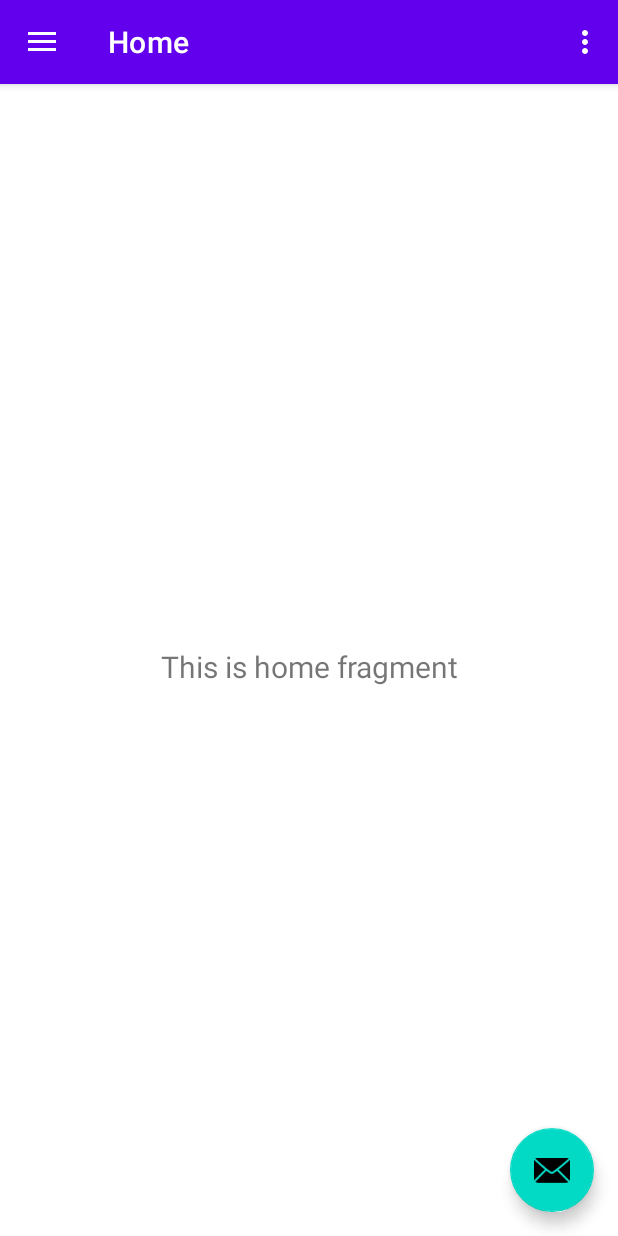
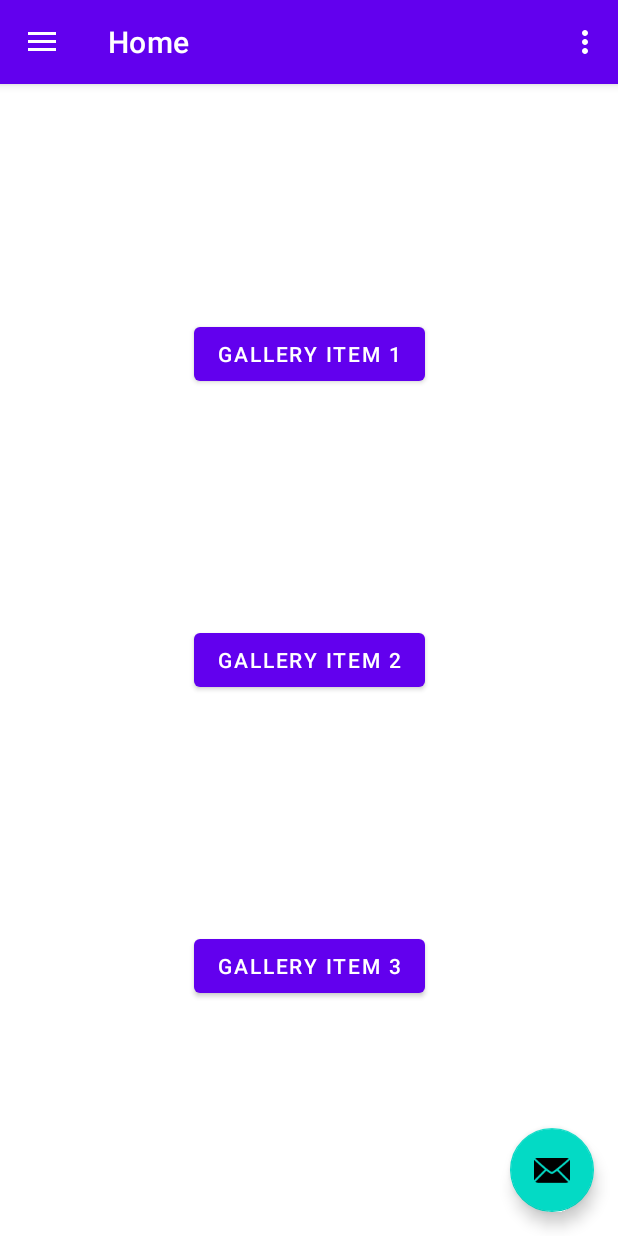
Before and after one commit to haythamodeh/Nav-Drawer-Fragments, an Android app: the screen it shows after launch (MainActivity), on a phone screen of 412 x 824 dp. Run offline under Robolectric (Android 15) with nearby library versions, the phone set to English and light mode, and no system bars; our stand-ins replace navigation-ui.

Commit message:
adds safeargs plugin, adds home fragment code and gallery fragment code, adds passed argument to destination

```diff
--- a/app/build.gradle
+++ b/app/build.gradle
@@ -1,5 +1,6 @@
 plugins {
     id 'com.android.application'
+    id 'androidx.navigation.safeargs'
 }
 
 android {
@@ -31,6 +32,7 @@ android {
 }
 
 dependencies {
+    def nav_version = "2.3.5"
 
     implementation 'androidx.appcompat:appcompat:1.3.1'
     implementation 'com.google.android.material:material:1.4.0'
@@ -42,4 +44,6 @@ dependencies {
     testImplementation 'junit:junit:4.+'
     androidTestImplementation 'androidx.test.ext:junit:1.1.3'
     androidTestImplementation 'androidx.test.espresso:espresso-core:3.4.0'
+    implementation "androidx.navigation:navigation-fragment:$nav_version"
+    implementation "androidx.navigation:navigation-ui:$nav_version"
 }
--- a/app/src/main/java/com/example/navdrawerfragments/ui/gallery/GalleryFragment.java
+++ b/app/src/main/java/com/example/navdrawerfragments/ui/gallery/GalleryFragment.java
@@ -22,20 +22,16 @@ public class GalleryFragment extends Fragment {
 
     public View onCreateView(@NonNull LayoutInflater inflater,
                              ViewGroup container, Bundle savedInstanceState) {
-        galleryViewModel =
-                new ViewModelProvider(this).get(GalleryViewModel.class);
+        return inflater.inflate(R.layout.fragment_gallery,container,false);
+    }
 
-        binding = FragmentGalleryBinding.inflate(inflater, container, false);
-        View root = binding.getRoot();
-
-        final TextView textView = binding.textGallery;
-        galleryViewModel.getText().observe(getViewLifecycleOwner(), new Observer<String>() {
-            @Override
-            public void onChanged(@Nullable String s) {
-                textView.setText(s);
-            }
-        });
-        return root;
+    @Override
+    public void onViewCreated(@NonNull View view, @Nullable Bundle savedInstanceState) {
+        super.onViewCreated(view, savedInstanceState);
+        TextView textView = view.findViewById(R.id.text_gallery);
+        //TODO: Get the value of the Destination Argument and set the textView appropriately
+        int item = GalleryFragmentArgs.fromBundle(getArguments()).getGalleryItemId();
+        textView.setText("Gallery Item " + item);
     }
 
     @Override
--- a/app/src/main/java/com/example/navdrawerfragments/ui/home/HomeFragment.java
+++ b/app/src/main/java/com/example/navdrawerfragments/ui/home/HomeFragment.java
@@ -4,38 +4,58 @@ import android.os.Bundle;
 import android.view.LayoutInflater;
 import android.view.View;
 import android.view.ViewGroup;
+import android.widget.Button;
 import android.widget.TextView;
 
 import androidx.annotation.NonNull;
 import androidx.annotation.Nullable;
 import androidx.fragment.app.Fragment;
+import androidx.fragment.app.FragmentManager;
 import androidx.lifecycle.Observer;
 import androidx.lifecycle.ViewModelProvider;
+import androidx.navigation.fragment.NavHostFragment;
 
 import com.example.navdrawerfragments.R;
 import com.example.navdrawerfragments.databinding.FragmentHomeBinding;
+import com.example.navdrawerfragments.ui.gallery.GalleryFragment;
 
 public class HomeFragment extends Fragment {
 
     private HomeViewModel homeViewModel;
     private FragmentHomeBinding binding;
+    FragmentManager fm;
+
+    Button mGallery1;
+    Button mGallery2;
+    Button mGallery3;
 
     public View onCreateView(@NonNull LayoutInflater inflater,
                              ViewGroup container, Bundle savedInstanceState) {
-        homeViewModel =
-                new ViewModelProvider(this).get(HomeViewModel.class);
+        View root = inflater.inflate(R.layout.fragment_home,container,false);
+        //TODO: Sets the onClickListener for each button to the galleryItemButtonClick method with appropriate arguments
 
-        binding = FragmentHomeBinding.inflate(inflater, container, false);
-        View root = binding.getRoot();
+        mGallery1 = (Button) root.findViewById(R.id.galleryItem1_btn);
+        mGallery2 = (Button) root.findViewById(R.id.galleryItem2_btn);
+        mGallery3 = (Button) root.findViewById(R.id.galleryItem3_btn);
 
-        final TextView textView = binding.textHome;
-        homeViewModel.getText().observe(getViewLifecycleOwner(), new Observer<String>() {
-            @Override
-            public void onChanged(@Nullable String s) {
-                textView.setText(s);
-            }
+        mGallery1.setOnClickListener(v -> {
+            galleryItemButtonClick(v, 1);
         });
+        mGallery2.setOnClickListener(v -> {
+            galleryItemButtonClick(v, 2);
+        });
+        mGallery3.setOnClickListener(v -> {
+            galleryItemButtonClick(v, 3);
+        });
+
         return root;
+    }
+
+    public void galleryItemButtonClick(View view, int item){
+        HomeFragmentDirections.ActionNavHomeToNavGallery action = HomeFragmentDirections.actionNavHomeToNavGallery();
+        //TODO: assign the appropriate item number value to the Destination Argument and navigate to the gallery page
+        action.setGalleryItemId(item);
+        NavHostFragment.findNavController(HomeFragment.this).navigate(action);
     }
 
     @Override
--- a/app/src/main/res/layout/fragment_home.xml
+++ b/app/src/main/res/layout/fragment_home.xml
@@ -6,17 +6,36 @@
     android:layout_height="match_parent"
     tools:context=".ui.home.HomeFragment">
 
-    <TextView
-        android:id="@+id/text_home"
-        android:layout_width="match_parent"
+    <Button
+        android:id="@+id/galleryItem1_btn"
+        android:layout_width="wrap_content"
         android:layout_height="wrap_content"
-        android:layout_marginStart="8dp"
-        android:layout_marginTop="8dp"
-        android:layout_marginEnd="8dp"
-        android:textAlignment="center"
-        android:textSize="20sp"
+        android:text="Gallery Item 1"
+        app:layout_constraintBottom_toTopOf="@+id/galleryItem2_btn"
+        app:layout_constraintEnd_toEndOf="parent"
+        app:layout_constraintHorizontal_bias="0.5"
+        app:layout_constraintStart_toStartOf="parent"
+        app:layout_constraintTop_toTopOf="parent" />
+
+    <Button
+        android:id="@+id/galleryItem2_btn"
+        android:layout_width="wrap_content"
+        android:layout_height="wrap_content"
+        android:text="Gallery Item 2"
+        app:layout_constraintBottom_toTopOf="@+id/galleryItem3_btn"
+        app:layout_constraintEnd_toEndOf="parent"
+        app:layout_constraintHorizontal_bias="0.5"
+        app:layout_constraintStart_toStartOf="parent"
+        app:layout_constraintTop_toBottomOf="@+id/galleryItem1_btn" />
+
+    <Button
+        android:id="@+id/galleryItem3_btn"
+        android:layout_width="wrap_content"
+        android:layout_height="wrap_content"
+        android:text="Gallery Item 3"
         app:layout_constraintBottom_toBottomOf="parent"
         app:layout_constraintEnd_toEndOf="parent"
+        app:layout_constraintHorizontal_bias="0.5"
         app:layout_constraintStart_toStartOf="parent"
-        app:layout_constraintTop_toTopOf="parent" />
+        app:layout_constraintTop_toBottomOf="@+id/galleryItem2_btn" />
 </androidx.constraintlayout.widget.ConstraintLayout>
--- a/app/src/main/res/navigation/mobile_navigation.xml
+++ b/app/src/main/res/navigation/mobile_navigation.xml
@@ -9,13 +9,26 @@
         android:id="@+id/nav_home"
         android:name="com.example.navdrawerfragments.ui.home.HomeFragment"
         android:label="@string/menu_home"
-        tools:layout="@layout/fragment_home" />
+        tools:layout="@layout/fragment_home" >
+        <action
+            android:id="@+id/action_nav_home_to_nav_gallery"
+            app:destination="@id/nav_gallery" />
+        <argument
+            android:name="galleryItemId"
+            android:defaultValue="1"
+            app:argType="integer" />
+    </fragment>
 
     <fragment
         android:id="@+id/nav_gallery"
         android:name="com.example.navdrawerfragments.ui.gallery.GalleryFragment"
         android:label="@string/menu_gallery"
-        tools:layout="@layout/fragment_gallery" />
+        tools:layout="@layout/fragment_gallery">
+        <argument
+            android:name="galleryItemId"
+            android:defaultValue="1"
+            app:argType="integer" />
+    </fragment>
 
     <fragment
         android:id="@+id/nav_slideshow"
--- a/build.gradle
+++ b/build.gradle
@@ -5,6 +5,8 @@ buildscript {
         mavenCentral()
     }
     dependencies {
+        def nav_version = "2.3.5"
+        classpath "androidx.navigation:navigation-safe-args-gradle-plugin:$nav_version"
         classpath "com.android.tools.build:gradle:7.0.3"
 
         // NOTE: Do not place your application dependencies here; they belong
```
